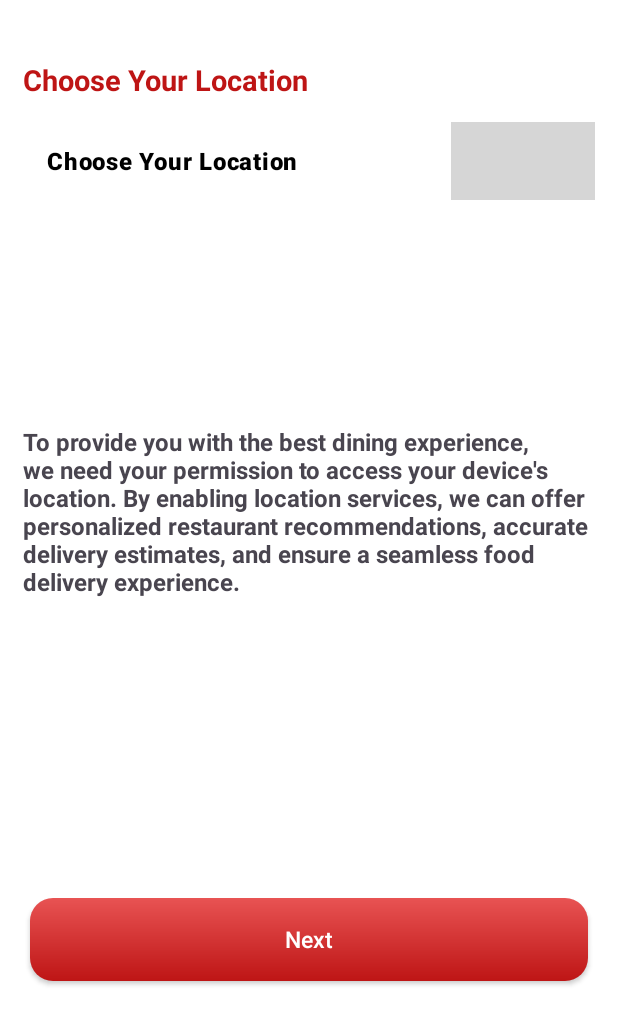
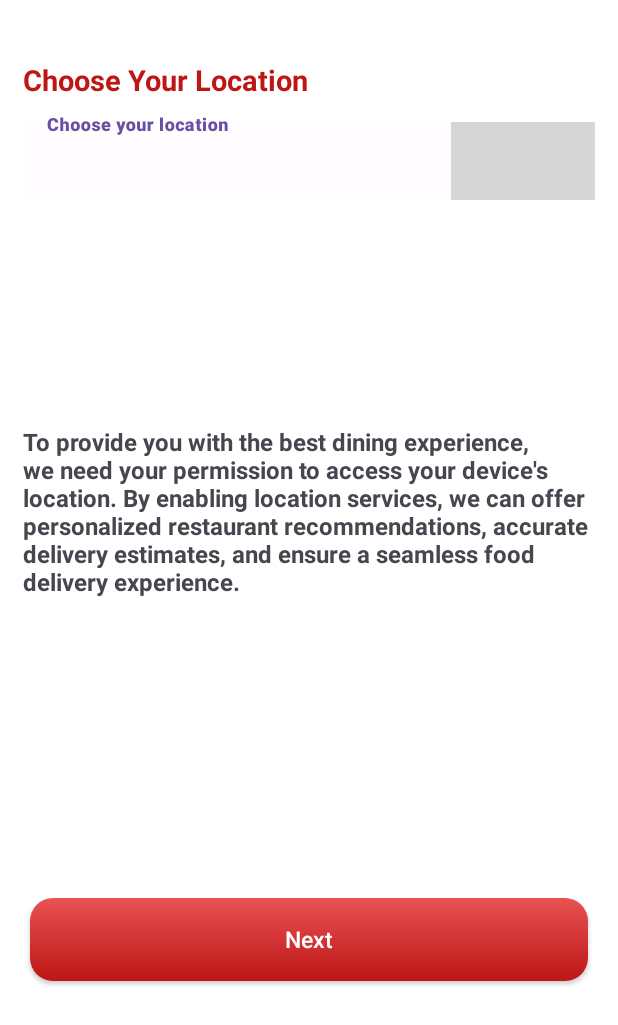
Before and after one commit to Pradeep912830/QuickBite, an Android app: the Choose_Location_Activity screen opened directly, with no data from a screen before it, on a phone screen of 412 x 824 dp. Shown: the top 1025 px of the screen. Run offline under Robolectric (Android 15) with nearby library versions, the phone set to English and light mode, and no system bars; our stand-ins replace Firebase (no records; nobody signed in at launch, a user with empty details on screens opened directly); grey boxes are pictures that could not be loaded.

Commit message:
location save

```diff
--- a/app/src/main/AndroidManifest.xml
+++ b/app/src/main/AndroidManifest.xml
@@ -24,7 +24,9 @@
         <activity
             android:name=".Choose_Location_Activity"
             android:exported="false"
-            tools:ignore="MissingClass" />
+            tools:ignore="MissingClass"/>
+
+
         <activity
             android:name=".Signup_Activity"
             android:exported="false"
@@ -33,6 +35,7 @@
             android:name=".Login_Activity"
             android:exported="false"
             tools:ignore="MissingClass" />
+
         <activity
             android:name=".Pizza_Activity"
             android:exported="false"
--- a/app/src/main/java/com/example/foodorderapp/Choose_Location_Activity.java
+++ b/app/src/main/java/com/example/foodorderapp/Choose_Location_Activity.java
@@ -6,6 +6,8 @@ import android.os.Bundle;
 import android.view.View;
 import android.widget.ArrayAdapter;
 import android.widget.AutoCompleteTextView;
+import android.widget.FrameLayout;
+import android.widget.ProgressBar;
 import android.widget.Toast;
 
 import androidx.activity.EdgeToEdge;
@@ -15,11 +17,34 @@ import androidx.core.graphics.Insets;
 import androidx.core.view.ViewCompat;
 import androidx.core.view.WindowInsetsCompat;
 
+import com.google.firebase.auth.FirebaseAuth;
+import com.google.firebase.auth.FirebaseUser;
+import com.google.firebase.database.DatabaseReference;
+import com.google.firebase.database.FirebaseDatabase;
+
 import java.util.ArrayList;
 
 public class Choose_Location_Activity extends AppCompatActivity {
-    AutoCompleteTextView autoComplete;
+    AutoCompleteTextView autoCompleteTextView;
     AppCompatButton btnLocation;
+
+
+
+    private String[] locations = { "Mumbai", "Delhi", "Bangalore", "Hyderabad", "Ahmedabad",
+            "Chennai", "Kolkata", "Pune", "Jaipur", "Surat",
+            "Lucknow", "Kanpur", "Nagpur", "Visakhapatnam", "Indore",
+            "Thane", "Bhopal", "Patna", "Vadodara", "Ghaziabad",
+            "Ludhiana", "Agra", "Nashik", "Faridabad", "Meerut",
+            "Rajkot", "Kalyan-Dombivli", "Varanasi", "Srinagar", "Aurangabad",
+            "Dhanbad", "Amritsar", "Navi Mumbai", "Prayagraj", "Howrah",
+            "Gwalior", "Jabalpur", "Coimbatore", "Vijayawada", "Chandigarh",
+            "Mysore", "Ranchi", "Hubli-Dharwad", "Raipur", "Salem",
+            "Aligarh", "Bareilly", "Mangalore", "Guntur", "Noida"};
+    private FirebaseDatabase database;
+    private DatabaseReference usersRef;
+    private FirebaseAuth mAuth;
+    ProgressBar progressBar;
+    View progressOverlay;;
 
 
     @SuppressLint({"ClickableViewAccessibility", "MissingInflatedId"})
@@ -34,51 +59,56 @@ public class Choose_Location_Activity extends AppCompatActivity {
             return insets;
         });
 
-        autoComplete = findViewById(R.id.autoComplete);
+        autoCompleteTextView = findViewById(R.id.autoComplete);
         btnLocation = findViewById(R.id.btnLocation);
 
-        ArrayList<String> cityList = new ArrayList<>();
+        progressBar = findViewById(R.id.progressBar);
+        progressOverlay = findViewById(R.id.progressOverlay);
 
-        cityList.add("Bihar");
-        cityList.add("Madhya Pradesh");
-        cityList.add("Jharkhand");
-        cityList.add("Kolkata");
-        cityList.add("Utter Pradesh");
+        ArrayAdapter<String> adapter = new ArrayAdapter<>(this, android.R.layout.simple_list_item_1, locations);
+        autoCompleteTextView.setAdapter(adapter);
 
-        ArrayAdapter<String> arrayAdapter = new ArrayAdapter<>(getApplicationContext(), android.R.layout.simple_list_item_1, cityList);
-        autoComplete.setAdapter(arrayAdapter);
+        mAuth = FirebaseAuth.getInstance();
+        database = FirebaseDatabase.getInstance();
+        usersRef = database.getReference("Users");
 
-
-        autoComplete.setFocusable(false);
-        autoComplete.setClickable(true); // still needed for the icon to be clickable
-        autoComplete.setKeyListener(null);
-
-
-
-        autoComplete.setOnTouchListener((v, event) -> {
-            // Show dropdown only when the icon is clicked
-            // Assuming the end drawable is on the right (arrow icon)
-            final int DRAWABLE_RIGHT = 2;
-            if (event.getAction() == android.view.MotionEvent.ACTION_UP) {
-                if (event.getRawX() >= (autoComplete.getRight() -
-                        autoComplete.getCompoundDrawables()[DRAWABLE_RIGHT].getBounds().width())) {
-                    autoComplete.showDropDown(); // show dropdown
-                    return true;
-                }
-            }
-            return false;
-        });
-
+        progressBar.setVisibility(View.GONE);
+        progressOverlay.setVisibility(View.GONE);
 
         btnLocation.setOnClickListener(new View.OnClickListener() {
             @Override
             public void onClick(View v) {
-                Intent intent = new Intent(getApplicationContext(), MainActivity.class);
-                intent.setFlags(Intent.FLAG_ACTIVITY_NEW_TASK | Intent.FLAG_ACTIVITY_CLEAR_TASK);
-                startActivity(intent);
-                finish();
+                String selectedLocation = autoCompleteTextView.getText().toString();
+
+                if(selectedLocation.isEmpty()){
+                    Toast.makeText(Choose_Location_Activity.this, "Please Select a Location", Toast.LENGTH_SHORT).show();
+                    return;
+                }
+
+                FirebaseUser user = mAuth.getCurrentUser();
+                if(user != null){
+                    String uid = user.getUid();
+
+                    usersRef.child(uid).child("Location").setValue(selectedLocation)
+                            .addOnSuccessListener(aVoid ->{
+
+                                progressBar.setVisibility(View.VISIBLE);
+                                progressOverlay.setVisibility(View.VISIBLE);
+
+                                Intent intent = new Intent(Choose_Location_Activity.this, MainActivity.class);
+                                startActivity(intent);
+                                finish();
+                            })
+                            .addOnFailureListener(e -> {
+
+                                Toast.makeText(Choose_Location_Activity.this, "Failed to save location", Toast.LENGTH_SHORT).show();
+                            });
+                }else{
+                    Toast.makeText(Choose_Location_Activity.this, "User not authenticated", Toast.LENGTH_SHORT).show();
+                }
             }
         });
 
+
     }
 }
--- a/app/src/main/res/layout/activity_choose_location.xml
+++ b/app/src/main/res/layout/activity_choose_location.xml
@@ -1,8 +1,13 @@
-<?xml version="1.0" encoding="utf-8"?>
-<LinearLayout
+<FrameLayout
     xmlns:android="http://schemas.android.com/apk/res/android"
     xmlns:app="http://schemas.android.com/apk/res-auto"
     xmlns:tools="http://schemas.android.com/tools"
+    android:layout_width="match_parent"
+    android:layout_height="match_parent"
+    tools:context=".Choose_Location_Activity">
+
+    <!-- Original LinearLayout -->
+    <LinearLayout
         android:id="@+id/main"
         android:background="@color/white"
         android:orientation="vertical"
@@ -40,7 +45,7 @@
                 android:id="@+id/autoComplete"
                 android:layout_width="match_parent"
                 android:layout_height="match_parent"
-            android:text="Choose Your Location"
+                android:hint="Choose your location"
                 android:textColor="@color/black"
                 android:textStyle="bold"
                 android:textSize="16sp"
@@ -61,7 +66,6 @@
             android:layout_marginRight="15dp"/>
 
 
-
         <androidx.appcompat.widget.AppCompatButton
             android:id="@+id/btnLocation"
             android:layout_width="match_parent"
@@ -75,9 +79,22 @@
             android:layout_marginLeft="20dp"
             android:layout_marginRight="20dp"/>
 
+    </LinearLayout>
 
+    <!-- Progress Overlay -->
+    <View
+        android:id="@+id/progressOverlay"
+        android:layout_width="match_parent"
+        android:layout_height="match_parent"
+        android:background="#88000000"
+        android:visibility="gone"/>
 
+    <ProgressBar
+        android:id="@+id/progressBar"
+        style="@android:style/Widget.DeviceDefault.Light.ProgressBar.Large"
+        android:layout_gravity="center"
+        android:layout_width="50dp"
+        android:layout_height="50dp"
+        android:visibility="gone"/>
 
-
-
-</LinearLayout>
+</FrameLayout>
```
Also changed, not shown: app/src/main/java/com/example/foodorderapp/Login_Activity.java (+15 -1 lines), app/src/main/java/com/example/foodorderapp/Signup_Activity.java (+17 -2 lines), app/src/main/res/layout/activity_login.xml (+25 -2 lines), app/src/main/res/layout/activity_signup.xml (+24 -3 lines). Lines whose indentation alone changed are shown as unchanged.
